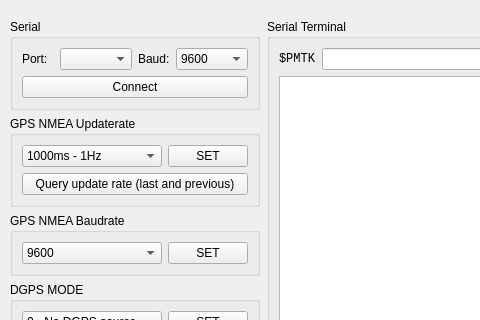
DamianPodrazaCode/GPS_resender, file GPS_resender/mainwindow.ui: the form before one commit; both pictures show x 0 to 480 and y 0 to 320 of the 1174 by 757 pixel window.
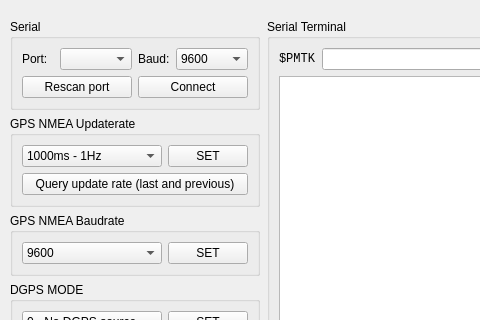
The form after the commit.

Diff of the .ui file:
```diff
--- a/GPS_resender/mainwindow.ui
+++ b/GPS_resender/mainwindow.ui
@@ -92,7 +92,7 @@
            </item>
           </widget>
          </item>
-         <item row="1" column="0" colspan="4">
+         <item row="1" column="2" colspan="2">
           <widget class="QPushButton" name="pb_serial_connect">
            <property name="text">
             <string>Connect</string>
@@ -102,6 +102,19 @@
            </property>
           </widget>
          </item>
+         <item row="1" column="0" colspan="2">
+          <widget class="QPushButton" name="pushButton">
+           <property name="sizePolicy">
+            <sizepolicy hsizetype="Expanding" vsizetype="Fixed">
+             <horstretch>0</horstretch>
+             <verstretch>0</verstretch>
+            </sizepolicy>
+           </property>
+           <property name="text">
+            <string>Rescan port</string>
+           </property>
+          </widget>
+         </item>
         </layout>
        </widget>
       </item>
```
Left out of the diff: 6 changed lines with no effect on the pictures.
